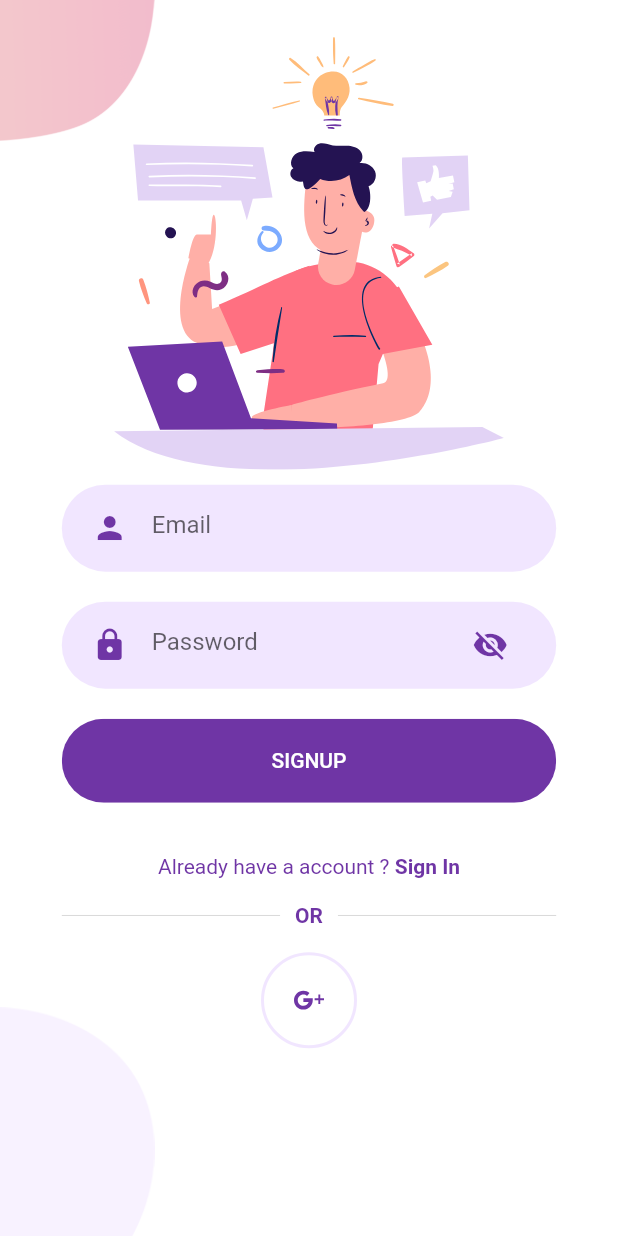
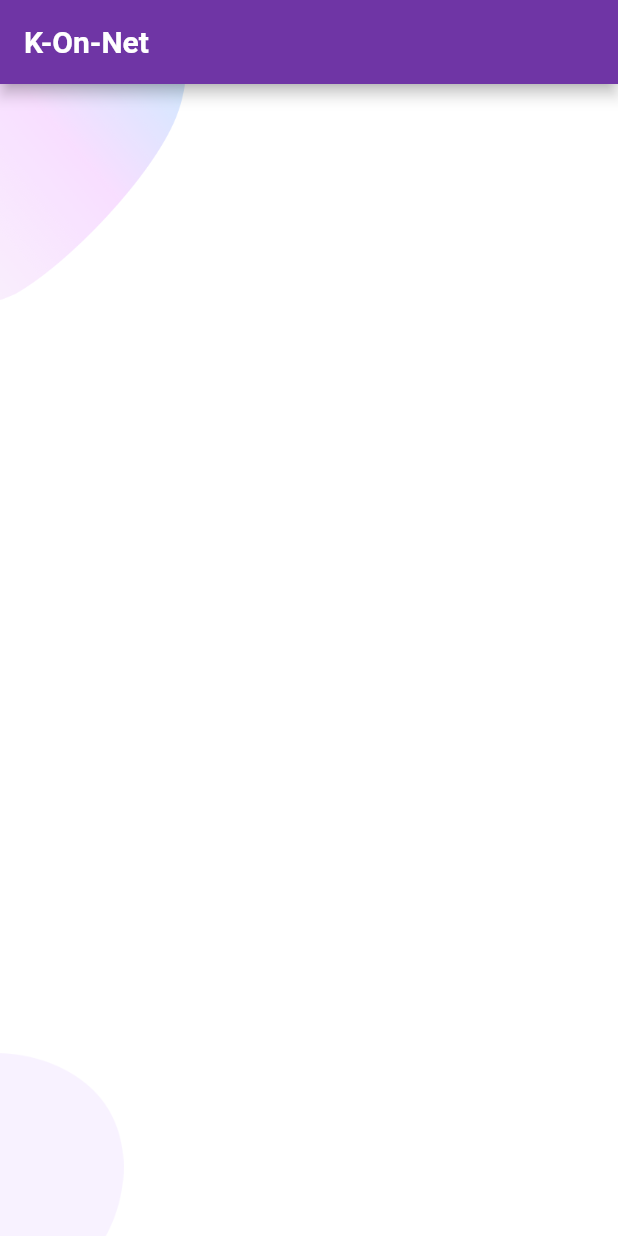
Before and after one commit to Bhupesh2001/k_on_net, a Flutter app: the SignUpScreen screen opened directly, after a tap on "SIGNUP", on a phone screen of 412 x 824 dp. Run offline on Flutter 3.47's test engine with Material 2 defaults, Android fonts, the phone set to English and light mode, and no system bars; our stand-ins replace firebase_auth, flutter_svg; accounts and stored records are empty; network calls fail.

Commit message:
Some navigation optimised 2, and some more optimisations

```diff
--- /dev/null
+++ b/lib/Screens/chatRoom/chatRoom.dart
@@ -0,0 +1,28 @@
+import 'package:flutter/material.dart';
+import 'package:k_on_net/Screens/components/background.dart';
+import 'package:k_on_net/constants.dart';
+
+class ChatRoom extends StatefulWidget {
+  @override
+  _ChatRoomState createState() => _ChatRoomState();
+}
+
+class _ChatRoomState extends State<ChatRoom> {
+  @override
+  Widget build(BuildContext context) {
+    return Background(
+      child: Scaffold(
+        appBar: AppBar(
+          backgroundColor: kPrimaryColor,
+          title: Text(
+            'K-On-Net',
+            style: TextStyle(fontWeight: FontWeight.bold, color: Colors.white),
+          ),
+        ),
+        body: Background(
+          child: Container(),
+        ),
+      ),
+    );
+  }
+}
--- a/lib/Screens/login/components/body.dart
+++ /dev/null
@@ -1,66 +0,0 @@
-import 'package:flutter/material.dart';
-import 'package:flutter_svg/flutter_svg.dart';
-import 'package:k_on_net/Screens/login/components/background.dart';
-import 'package:k_on_net/Screens/signUp/signup_screen.dart';
-import 'package:k_on_net/components/already_have_an_account_check.dart';
-import 'package:k_on_net/components/rounded_button.dart';
-import 'package:k_on_net/components/rounded_input_field.dart';
-
-class Body extends StatelessWidget {
-  const Body({
-    Key key,
-  }) : super(key: key);
-
-  @override
-  Widget build(BuildContext context) {
-    Size size = MediaQuery.of(context).size;
-    return SingleChildScrollView(
-      child: Background(
-        child: Column(
-          mainAxisAlignment: MainAxisAlignment.center,
-          children: [
-            Text(
-              "Login",
-              style: TextStyle(fontWeight: FontWeight.bold),
-            ),
-            SizedBox(height: size.height * 0.03),
-            SvgPicture.asset(
-              "assets/icons/login.svg",
-              height: size.height * 0.35,
-            ),
-            SizedBox(height: size.height * 0.03),
-            RoundedInputField(
-              hintText: 'Email',
-              onChanged: (value) {},
-            ),
-            RoundedInputField(
-              onChanged: (value) {},
-              obscureText: true, // typing becomes hidden
-              hintText: 'password',
-              icon: Icons.lock,
-              suffixIcon: Icons.visibility_off,
-            ),
-            RoundedButton(
-              text: 'Login',
-              press: () {},
-            ),
-            SizedBox(height: size.height * 0.03),
-            AlreadyHaveAnAccountCheck(
-              press: () {
-                Navigator.pop(context);
-                Navigator.push(
-                  context,
-                  MaterialPageRoute(
-                    builder: (context) {
-                      return SignUpScreen();
-                    },
-                  ),
-                );
-              },
-            )
-          ],
-        ),
-      ),
-    );
-  }
-}
--- a/lib/Screens/login/login_screen.dart
+++ b/lib/Screens/login/login_screen.dart
@@ -1,5 +1,5 @@
 import 'package:flutter/material.dart';
-import 'package:k_on_net/Screens/login/components/body.dart';
+import 'package:k_on_net/Screens/login/components/loginBody.dart';
 
 class LoginScreen extends StatelessWidget {
   @override
--- a/lib/Screens/signUp/components/body.dart
+++ /dev/null
@@ -1,92 +0,0 @@
-import 'package:flutter/material.dart';
-import 'package:flutter_svg/flutter_svg.dart';
-import 'package:k_on_net/Screens/login/login_screen.dart';
-import 'package:k_on_net/Screens/signUp/components/background.dart';
-import 'package:k_on_net/Screens/signUp/components/or_divider.dart';
-import 'package:k_on_net/components/already_have_an_account_check.dart';
-import 'package:k_on_net/components/rounded_button.dart';
-import 'package:k_on_net/components/rounded_input_field.dart';
-import 'package:k_on_net/constants.dart';
-
-class Body extends StatelessWidget {
-  final Widget child;
-
-  const Body({Key key, @required this.child}) : super(key: key);
-  @override
-  Widget build(BuildContext context) {
-    Size size = MediaQuery.of(context).size;
-    return SingleChildScrollView(
-      child: SafeArea(
-        child: Background(
-          child: Column(
-            children: [
-              SizedBox(
-                height: size.height * 0.03,
-              ),
-              SvgPicture.asset(
-                'assets/icons/signup.svg',
-                height: size.height * 0.35,
-              ),
-              RoundedInputField(
-                hintText: 'Email',
-                onChanged: (value) {},
-              ),
-              RoundedInputField(
-                hintText: 'Password',
-                obscureText: true,
-                icon: Icons.lock,
-                suffixIcon: Icons.visibility_off,
-                onChanged: (value) {},
-              ),
-              GestureDetector(
-                onTap: () {},
-                child: RoundedButton(
-                  text: 'SIGNUP',
-                  press: () {},
-                ),
-              ),
-              SizedBox(
-                height: size.height * 0.03,
-              ),
-              AlreadyHaveAnAccountCheck(
-                login: false,
-                press: () {
-                  Navigator.pop(context);
-                  Navigator.push(
-                    context,
-                    MaterialPageRoute(
-                      builder: (context) {
-                        return LoginScreen();
-                      },
-                    ),
-                  );
-                },
-              ),
-              OrDivider(),
-              GestureDetector(
-                onTap: () {},
-                child: Container(
-                  alignment: Alignment.center,
-                  padding: EdgeInsets.all(20),
-                  decoration: BoxDecoration(
-                    border: Border.all(
-                      width: 2,
-                      color: kPrimaryLightColor,
-                    ),
-                    shape: BoxShape.circle,
-                  ),
-                  child: SvgPicture.asset(
-                    'assets/icons/google-plus.svg',
-                    width: 20,
-                    height: 20,
-                    color: kPrimaryColor,
-                  ),
-                ),
-              )
-            ],
-          ),
-        ),
-      ),
-    );
-  }
-}
--- /dev/null
+++ b/lib/Screens/signUp/components/sign-upBody.dart
@@ -0,0 +1,141 @@
+import 'package:flutter/material.dart';
+import 'package:flutter_svg/flutter_svg.dart';
+import 'package:k_on_net/Screens/chatRoom/chatRoom.dart';
+import 'package:k_on_net/Screens/login/login_screen.dart';
+import 'package:k_on_net/Screens/signUp/components/background.dart';
+import 'package:k_on_net/Screens/signUp/components/or_divider.dart';
+import 'package:k_on_net/components/already_have_an_account_check.dart';
+import 'package:k_on_net/components/rounded_button.dart';
+import 'package:k_on_net/components/rounded_input_field.dart';
+import 'package:k_on_net/constants.dart';
+import 'package:k_on_net/services/auth.dart';
+
+class Body extends StatefulWidget {
+  final Widget child;
+
+  const Body({Key key, this.child}) : super(key: key);
+  @override
+  _BodyState createState() => _BodyState();
+}
+
+class _BodyState extends State<Body> {
+  final formKey = GlobalKey<FormState>();
+
+  TextEditingController tecEmail = new TextEditingController();
+  TextEditingController tecPassword = new TextEditingController();
+  bool isLoading = false;
+  AuthMethods authMethods = new AuthMethods();
+  signMeUp() {
+    if (formKey.currentState.validate()) {
+      setState(() {
+        isLoading = true;
+      });
+    }
+    authMethods.signUpWithEmail(tecEmail.text, tecPassword.text).then((val) {});
+    Navigator.pushAndRemoveUntil(
+      context,
+      MaterialPageRoute(
+        builder: (BuildContext context) => ChatRoom(),
+      ),
+      (route) => false,
+    );
+  }
+
+  @override
+  Widget build(BuildContext context) {
+    Size size = MediaQuery.of(context).size;
+    return isLoading
+        ? Container(child: CircularProgressIndicator())
+        : SingleChildScrollView(
+            child: SafeArea(
+              child: Background(
+                child: Column(
+                  children: [
+                    SizedBox(
+                      height: size.height * 0.03,
+                    ),
+                    SvgPicture.asset(
+                      'assets/icons/signup.svg',
+                      height: size.height * 0.35,
+                    ),
+                    Form(
+                      key: formKey,
+                      child: Column(
+                        mainAxisSize: MainAxisSize.min,
+                        children: [
+                          RoundedInputField(
+                            hintText: 'Email',
+                            onChanged: (value) {},
+                            controller: tecEmail,
+                            validator: (String val) {
+                              return val.isEmpty ||
+                                      !(val.contains('@') && val.contains('.'))
+                                  ? 'Enter a valid Email'
+                                  : null;
+                            },
+                          ),
+                          RoundedInputField(
+                            onChanged: (value) {},
+                            obscureText: true, // typing becomes hidden
+                            hintText: 'password',
+                            controller: tecPassword,
+                            icon: Icons.lock,
+                            validator: (String val) {
+                              return val.isEmpty || val.length < 6
+                                  ? 'Enter a bigger password, atleast of 6'
+                                  : null;
+                            },
+                            suffixIcon: Icons.visibility_off,
+                          ),
+                        ],
+                      ),
+                    ),
+                    GestureDetector(
+                      onTap: () {},
+                      child: RoundedButton(
+                        text: 'SIGNUP',
+                        press: signMeUp,
+                      ),
+                    ),
+                    SizedBox(
+                      height: size.height * 0.03,
+                    ),
+                    AlreadyHaveAnAccountCheck(
+                      login: false,
+                      press: () {
+                        Navigator.pushReplacement(
+                          context,
+                          MaterialPageRoute(
+                            builder: (context) => LoginScreen(),
+                          ),
+                        );
+                      },
+                    ),
+                    OrDivider(),
+                    GestureDetector(
+                      onTap: () {},
+                      child: Container(
+                        alignment: Alignment.center,
+                        padding: EdgeInsets.all(20),
+                        decoration: BoxDecoration(
+                          border: Border.all(
+                            width: 2,
+                            color: kPrimaryLightColor,
+                          ),
+                          shape: BoxShape.circle,
+                        ),
+                        child: SvgPicture.asset(
+                          'assets/icons/google-plus.svg',
+                          width: 20,
+                          height: 20,
+                          color: kPrimaryColor,
+                        ),
+                      ),
+                    )
+                  ],
+                ),
+              ),
+            ),
+          );
+  }
+}
--- a/lib/Screens/signUp/signup_screen.dart
+++ b/lib/Screens/signUp/signup_screen.dart
@@ -1,5 +1,5 @@
 import 'package:flutter/material.dart';
-import 'package:k_on_net/Screens/signUp/components/body.dart';
+import 'package:k_on_net/Screens/signUp/components/sign-upBody.dart';
 
 class SignUpScreen extends StatelessWidget {
   @override
--- a/lib/components/rounded_input_field.dart
+++ b/lib/components/rounded_input_field.dart
@@ -7,6 +7,8 @@ class RoundedInputField extends StatelessWidget {
   final IconData icon;
   final IconData suffixIcon;
   final bool obscureText;
+  final Function validator;
+  final TextEditingController controller;
   final ValueChanged<String> onChanged;
   const RoundedInputField({
     Key key,
@@ -15,12 +17,16 @@ class RoundedInputField extends StatelessWidget {
     this.onChanged,
     this.suffixIcon,
     this.obscureText = false,
+    this.controller,
+    this.validator,
   }) : super(key: key);
 
   @override
   Widget build(BuildContext context) {
     return TextFieldContainer(
-      child: TextField(
+      child: TextFormField(
+        controller: controller,
+        validator: validator,
         onChanged: onChanged,
         obscureText: obscureText,
         decoration: InputDecoration(
--- a/lib/main.dart
+++ b/lib/main.dart
@@ -1,5 +1,7 @@
 import 'package:flutter/material.dart';
 import 'package:k_on_net/Screens/Welcome/welcome_screen.dart';
+import 'package:k_on_net/Screens/chatRoom/chatRoom.dart';
+import 'package:k_on_net/Screens/signUp/signup_screen.dart';
 import 'package:k_on_net/constants.dart';
 
 void main() {
--- a/pubspec.yaml
+++ b/pubspec.yaml
@@ -30,6 +30,7 @@ dependencies:
   cupertino_icons: ^1.0.0
   firebase_auth: ^0.16.0
   flutter_svg: ^0.19.1
+  cloud_firestore: ^0.13.5
 
 dev_dependencies:
   flutter_test:
```
Also changed, not shown: lib/Screens/login/components/loginBody.dart (added, +116 -0 lines), pubspec.lock, 1 other file.
